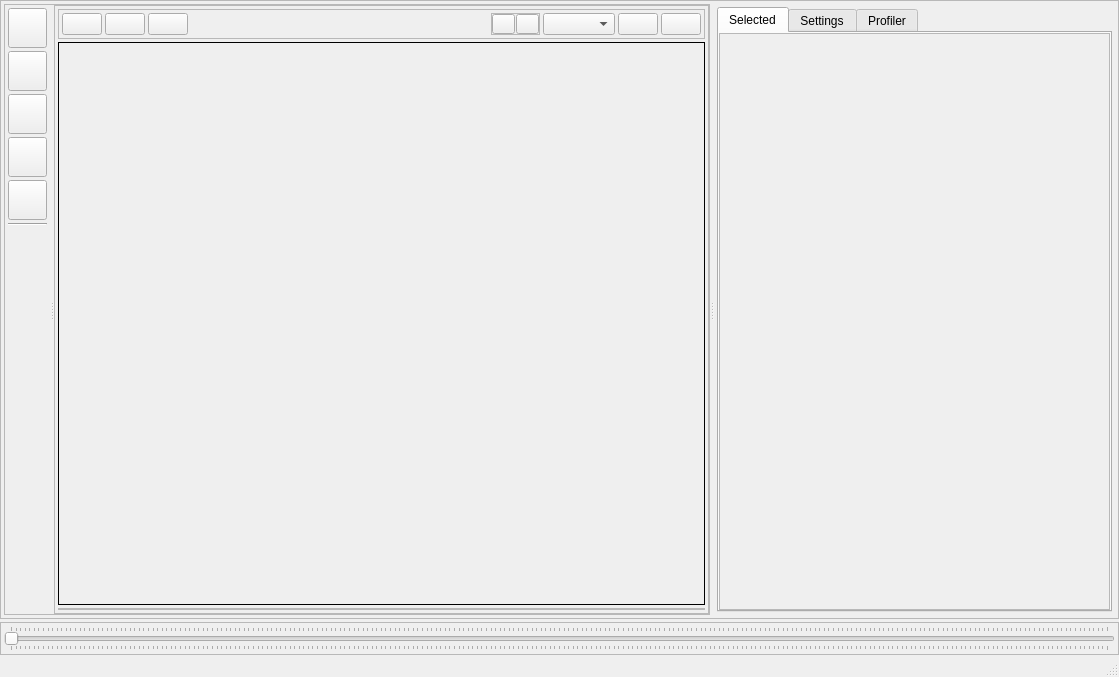
Before: the Qt Designer form nectar_render/gui/resource/mainwidget.ui in ZacharyBork/NectarRender, drawn with Qt 5.
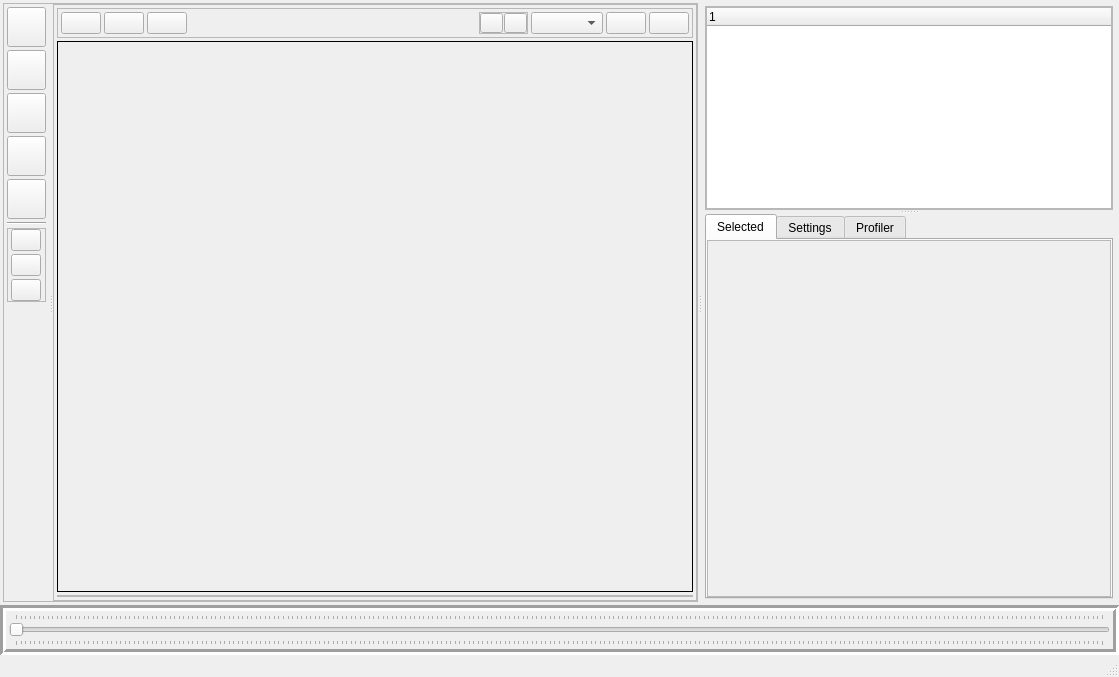
After: the same form once the commit is applied. The open tabs and pages were chosen to show the change.

```diff
--- a/nectar_render/gui/resource/mainwidget.ui
+++ b/nectar_render/gui/resource/mainwidget.ui
@@ -16,7 +16,7 @@
   <widget class="QWidget" name="centralwidget">
    <layout class="QVBoxLayout" name="verticalLayout">
     <property name="spacing">
-     <number>3</number>
+     <number>0</number>
     </property>
     <property name="leftMargin">
      <number>0</number>
@@ -33,10 +33,16 @@
     <item>
      <widget class="QFrame" name="frame_2">
       <property name="frameShape">
-       <enum>QFrame::StyledPanel</enum>
+       <enum>QFrame::NoFrame</enum>
       </property>
       <property name="frameShadow">
-       <enum>QFrame::Raised</enum>
+       <enum>QFrame::Plain</enum>
+      </property>
+      <property name="lineWidth">
+       <number>0</number>
+      </property>
+      <property name="midLineWidth">
+       <number>0</number>
       </property>
       <layout class="QVBoxLayout" name="verticalLayout_5">
        <property name="spacing">
@@ -179,7 +185,7 @@
                  </property>
                 </widget>
                </item>
-               <item row="6" column="0">
+               <item row="8" column="0">
                 <spacer name="verticalSpacer_4">
                  <property name="orientation">
                   <enum>Qt::Vertical</enum>
@@ -230,13 +236,103 @@
                  </property>
                 </widget>
                </item>
-               <item row="5" column="0">
+               <item row="6" column="0">
                 <widget class="Line" name="line">
                  <property name="orientation">
                   <enum>Qt::Horizontal</enum>
                  </property>
                 </widget>
                </item>
+               <item row="7" column="0">
+                <widget class="QFrame" name="frame_7">
+                 <property name="sizePolicy">
+                  <sizepolicy hsizetype="Preferred" vsizetype="Maximum">
+                   <horstretch>0</horstretch>
+                   <verstretch>0</verstretch>
+                  </sizepolicy>
+                 </property>
+                 <property name="frameShape">
+                  <enum>QFrame::StyledPanel</enum>
+                 </property>
+                 <property name="frameShadow">
+                  <enum>QFrame::Raised</enum>
+                 </property>
+                 <layout class="QVBoxLayout" name="verticalLayout_17">
+                  <property name="spacing">
+                   <number>3</number>
+                  </property>
+                  <property name="leftMargin">
+                   <number>3</number>
+                  </property>
+                  <property name="topMargin">
+                   <number>0</number>
+                  </property>
+                  <property name="rightMargin">
+                   <number>3</number>
+                  </property>
+                  <property name="bottomMargin">
+                   <number>0</number>
+                  </property>
+                  <item>
+                   <widget class="QPushButton" name="view_mode_fill">
+                    <property name="sizePolicy">
+                     <sizepolicy hsizetype="MinimumExpanding" vsizetype="MinimumExpanding">
+                      <horstretch>0</horstretch>
+                      <verstretch>0</verstretch>
+                     </sizepolicy>
+                    </property>
+                    <property name="maximumSize">
+                     <size>
+                      <width>30</width>
+                      <height>30</height>
+                     </size>
+                    </property>
+                    <property name="text">
+                     <string/>
+                    </property>
+                   </widget>
+                  </item>
+                  <item>
+                   <widget class="QPushButton" name="view_mode_native">
+                    <property name="sizePolicy">
+                     <sizepolicy hsizetype="MinimumExpanding" vsizetype="MinimumExpanding">
+                      <horstretch>0</horstretch>
+                      <verstretch>0</verstretch>
+                     </sizepolicy>
+                    </property>
+                    <property name="maximumSize">
+                     <size>
+                      <width>30</width>
+                      <height>30</height>
+                     </size>
+                    </property>
+                    <property name="text">
+                     <string/>
+                    </property>
+                   </widget>
+                  </item>
+                  <item>
+                   <widget class="QPushButton" name="view_mode_viewport_size">
+                    <property name="sizePolicy">
+                     <sizepolicy hsizetype="MinimumExpanding" vsizetype="MinimumExpanding">
+                      <horstretch>0</horstretch>
+                      <verstretch>0</verstretch>
+                     </sizepolicy>
+                    </property>
+                    <property name="maximumSize">
+                     <size>
+                      <width>30</width>
+                      <height>30</height>
+                     </size>
+                    </property>
+                    <property name="text">
+                     <string/>
+                    </property>
+                   </widget>
+                  </item>
+                 </layout>
+                </widget>
+               </item>
               </layout>
              </widget>
              <widget class="QFrame" name="frame_6">
@@ -524,6 +620,9 @@
            <enum>QFrame::Raised</enum>
           </property>
           <layout class="QVBoxLayout" name="verticalLayout_6">
+           <property name="spacing">
+            <number>3</number>
+           </property>
            <property name="leftMargin">
             <number>3</number>
            </property>
@@ -537,6 +636,41 @@
             <number>3</number>
            </property>
            <item>
+            <widget class="QSplitter" name="splitter_3">
+             <property name="orientation">
+              <enum>Qt::Vertical</enum>
+             </property>
+             <widget class="QFrame" name="outliner_frame">
+              <property name="frameShape">
+               <enum>QFrame::StyledPanel</enum>
+              </property>
+              <property name="frameShadow">
+               <enum>QFrame::Raised</enum>
+              </property>
+              <layout class="QVBoxLayout" name="verticalLayout_18">
+               <property name="leftMargin">
+                <number>0</number>
+               </property>
+               <property name="topMargin">
+                <number>0</number>
+               </property>
+               <property name="rightMargin">
+                <number>0</number>
+               </property>
+               <property name="bottomMargin">
+                <number>0</number>
+               </property>
+               <item>
+                <widget class="QTreeWidget" name="outliner">
+                 <column>
+                  <property name="text">
+                   <string notr="true">1</string>
+                  </property>
+                 </column>
+                </widget>
+               </item>
+              </layout>
+             </widget>
             <widget class="QTabWidget" name="settings_tabs">
              <property name="sizePolicy">
               <sizepolicy hsizetype="Preferred" vsizetype="Preferred">
@@ -589,8 +723,8 @@
                    <rect>
                     <x>0</x>
                     <y>0</y>
-                    <width>425</width>
-                    <height>548</height>
+                     <width>396</width>
+                     <height>410</height>
                    </rect>
                   </property>
                   <layout class="QVBoxLayout" name="verticalLayout_12">
@@ -1563,6 +1697,7 @@
               </layout>
              </widget>
             </widget>
+            </widget>
            </item>
           </layout>
          </widget>
@@ -1572,18 +1707,27 @@
      </widget>
     </item>
     <item>
-     <widget class="QFrame" name="frame_7">
+     <widget class="QFrame" name="timeline_frame">
       <property name="sizePolicy">
-       <sizepolicy hsizetype="Preferred" vsizetype="Maximum">
+       <sizepolicy hsizetype="Preferred" vsizetype="Minimum">
         <horstretch>0</horstretch>
         <verstretch>0</verstretch>
        </sizepolicy>
       </property>
+      <property name="maximumSize">
+       <size>
+        <width>16777215</width>
+        <height>50</height>
+       </size>
+      </property>
       <property name="frameShape">
-       <enum>QFrame::StyledPanel</enum>
+       <enum>QFrame::Box</enum>
       </property>
       <property name="frameShadow">
-       <enum>QFrame::Raised</enum>
+       <enum>QFrame::Sunken</enum>
+      </property>
+      <property name="lineWidth">
+       <number>3</number>
       </property>
       <layout class="QHBoxLayout" name="horizontalLayout_7">
        <property name="leftMargin">
@@ -1599,7 +1743,13 @@
         <number>3</number>
        </property>
        <item>
-        <widget class="QSlider" name="horizontalSlider">
+        <widget class="QSlider" name="timeline">
+         <property name="sizePolicy">
+          <sizepolicy hsizetype="Expanding" vsizetype="Preferred">
+           <horstretch>0</horstretch>
+           <verstretch>0</verstretch>
+          </sizepolicy>
+         </property>
          <property name="maximum">
           <number>240</number>
          </property>
```
Left out of the diff: 10 changed lines with no effect on the pictures. Lines whose indentation alone changed are shown as unchanged.
